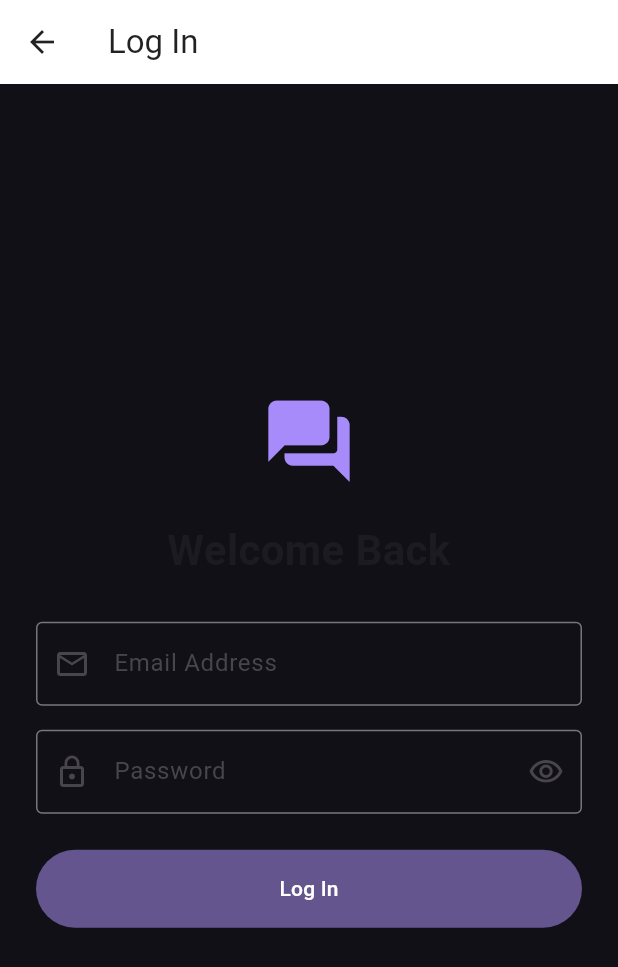
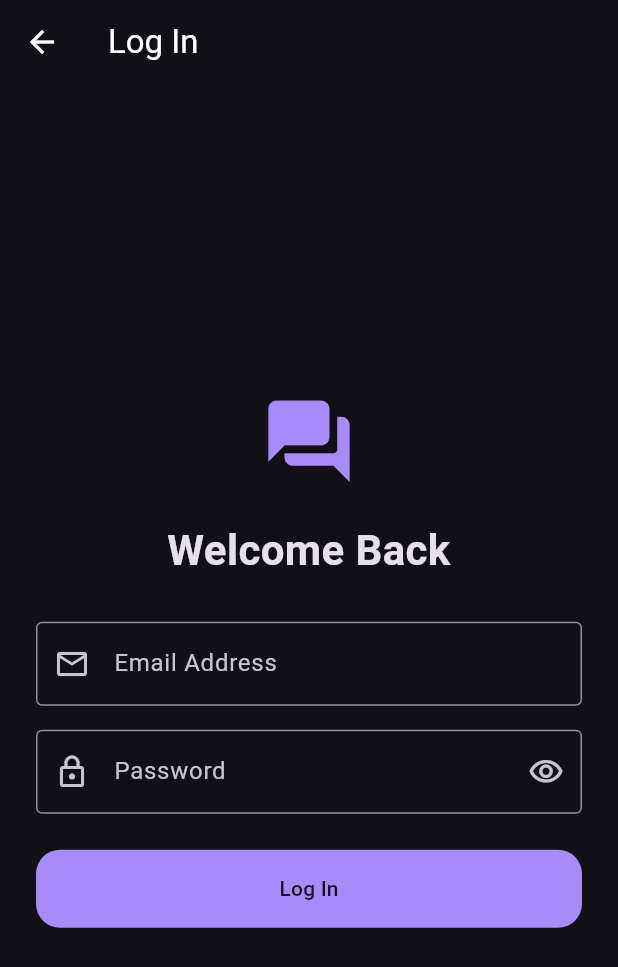
Before and after one commit to tct8930-web/friendza, a Flutter app: the screen it shows after launch, after a tap on "Log In", on a phone screen of 412 x 824 dp. Shown: the top 967 px of the screen. Run offline on Flutter 3.47's test engine with Material 3 defaults, Android fonts, the phone set to English and light mode, and no system bars; our stand-ins replace supabase_flutter; accounts and stored records are empty.

Commit message:
Refactor app theme to support dark mode
Updated theme to use dark mode with new color scheme and app bar settings.

```diff
--- a/lib/main.dart
+++ b/lib/main.dart
@@ -32,19 +32,44 @@ class FriendzaApp extends StatelessWidget {
     return MaterialApp(
       title: 'Friendza',
       debugShowCheckedModeBanner: false,
+
 theme: ThemeData(
   useMaterial3: true,
+  brightness: Brightness.dark,
   colorScheme: ColorScheme.fromSeed(
     seedColor: friendzaGreen,
+    brightness: Brightness.dark,
   ),
   scaffoldBackgroundColor: friendzaBackground,
   appBarTheme: const AppBarTheme(
-          backgroundColor: Colors.white,
-          foregroundColor: Colors.black87,
+    backgroundColor: Color(0xFF101016),
+    foregroundColor: Colors.white,
     elevation: 0,
     centerTitle: false,
   ),
-      ),
+  navigationBarTheme: const NavigationBarThemeData(
+    backgroundColor: Color(0xFF181720),
+    indicatorColor: Color(0xFF3A2B52),
+    elevation: 0,
+  ),
+  cardTheme: CardThemeData(
+    color: Color(0xFF24212D),
+    elevation: 0,
+    shape: RoundedRectangleBorder(
+      borderRadius: BorderRadius.circular(18),
+    ),
+  ),
+  filledButtonTheme: FilledButtonThemeData(
+    style: FilledButton.styleFrom(
+      backgroundColor: friendzaGreen,
+      foregroundColor: Color(0xFF171220),
+      shape: RoundedRectangleBorder(
+        borderRadius: BorderRadius.circular(16),
+      ),
+    ),
+  ),
+),
+
       home: const WelcomeScreen(),
     );
   }
```
Lines whose indentation alone changed are shown as unchanged.
